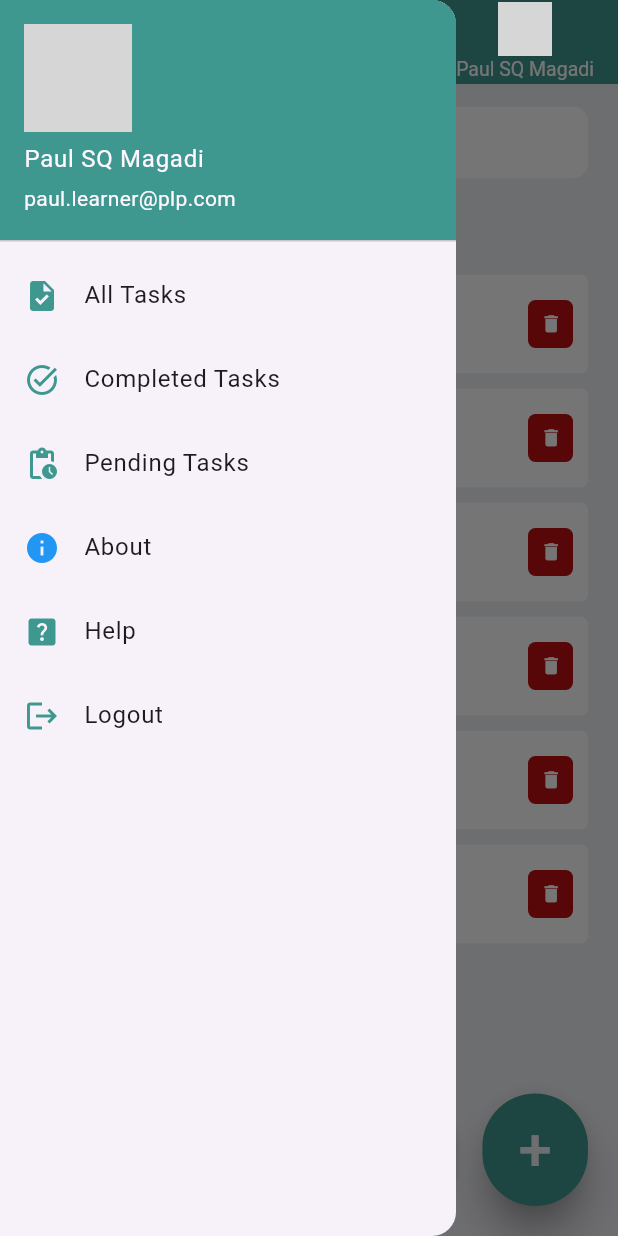
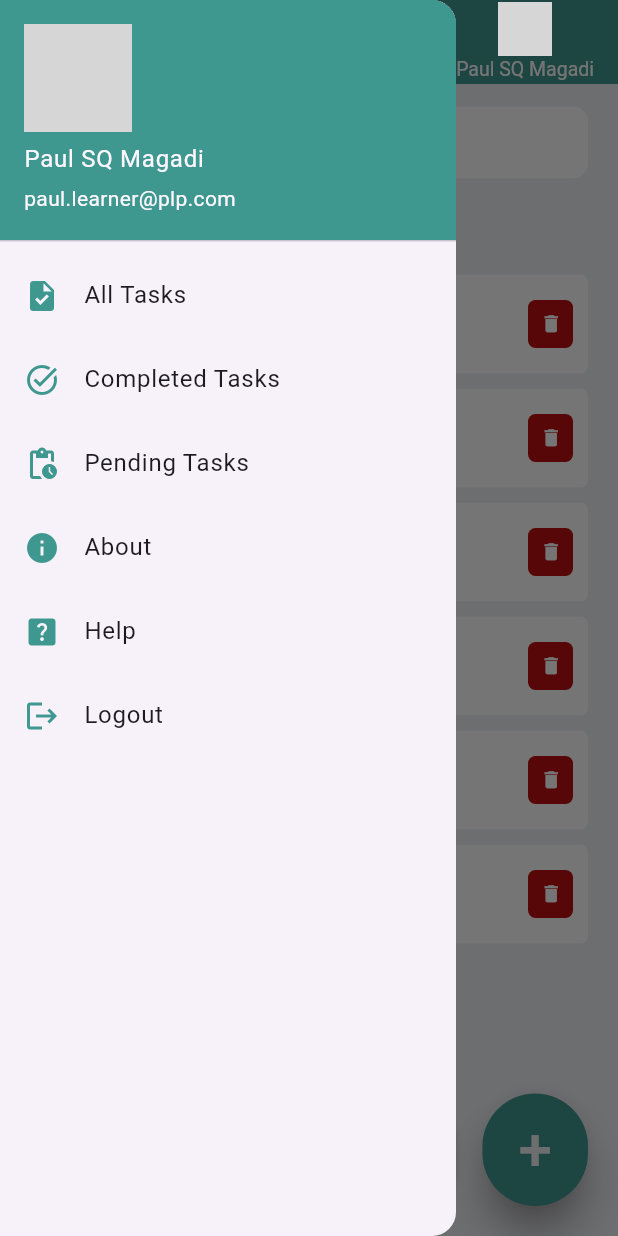
Before and after one commit to paulmagadi/PLP, a Flutter app: the screen it shows after launch, with the side drawer open, on a phone screen of 412 x 824 dp. Run offline on Flutter 3.47's test engine with Material 3 defaults, Android fonts, the phone set to English and light mode, and no system bars; grey boxes are pictures that could not be loaded.

Commit message:
modified:   DART-and FLUTTER-HACKATHON-2/to_do_app/lib/main.dart 	modified:   DART-and FLUTTER-HACKATHON-2/to_do_app/lib/screens/home.dart

```diff
--- a/DART-and FLUTTER-HACKATHON-2/to_do_app/lib/main.dart
+++ b/DART-and FLUTTER-HACKATHON-2/to_do_app/lib/main.dart
@@ -16,13 +16,13 @@ class MyApp extends StatelessWidget {
     SystemChrome.setSystemUIOverlayStyle(const SystemUiOverlayStyle(
         statusBarColor:
             Colors.transparent)); //set status bar color to transparent
-    return  MaterialApp(
+    return MaterialApp(
       debugShowCheckedModeBanner: false, // Remove DEBUG banner
       title: 'To Do App',
       home: const Home(),
       routes: {
         '/about': (context) => AboutPage(),
-    },//Home view
+      }, //Home view
     );
   }
 }
--- a/DART-and FLUTTER-HACKATHON-2/to_do_app/lib/screens/home.dart
+++ b/DART-and FLUTTER-HACKATHON-2/to_do_app/lib/screens/home.dart
@@ -182,7 +182,7 @@ class _HomeState extends State<Home> {
     title: const Text('About'),
     leading: const Icon(
         Icons.info,
-        color: Colors.blue,
+        color: colorAppBar,
     ),
     onTap: () {
         // Navigate to the About page
```
